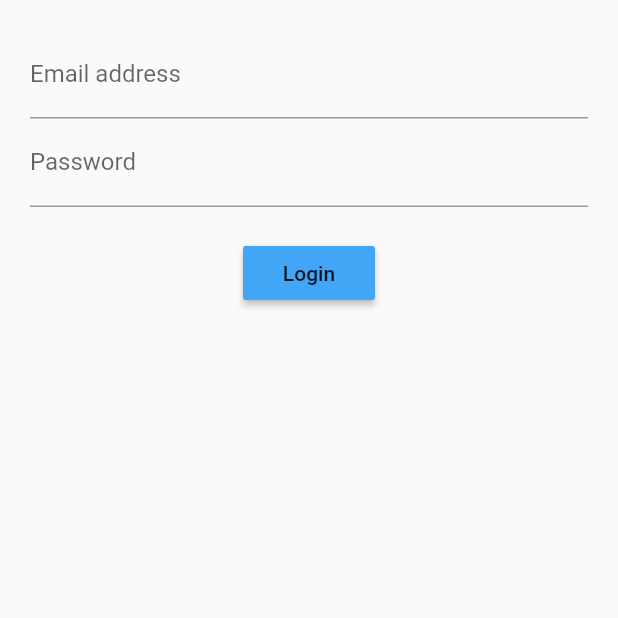
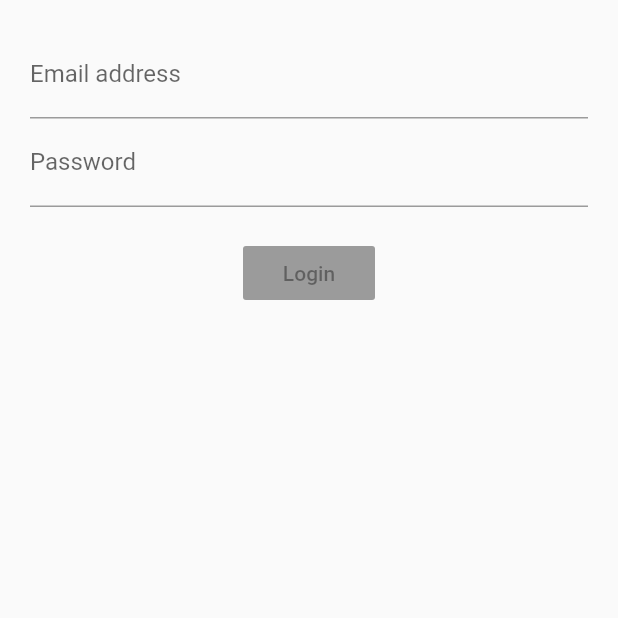
Before and after one commit to Laurenxo/Login-Bloc, a Flutter app: the screen it shows after launch, on a phone screen of 412 x 824 dp, the top half of it. Run offline on Flutter 3.47's test engine with Material 2 defaults, Android fonts, the phone set to English and light mode, and no system bars; our stand-ins replace rxdart.

Commit message:
Add rxDart

```diff
--- a/lib/src/blocs/bloc.dart
+++ b/lib/src/blocs/bloc.dart
@@ -1,9 +1,10 @@
 import 'dart:async';
 import 'validators.dart';
+import 'package:rxdart/rxdart.dart';
 
 class Bloc with Validators {
-  final _email = StreamController<String>();
-  final _password = StreamController<String>();
+  final _email = BehaviorSubject<String>();
+  final _password = BehaviorSubject<String>();
 
   // Add data to stream
   Function(String) get emailChange => _email.sink.add;
@@ -12,8 +13,16 @@ class Bloc with Validators {
   // Change data
   Stream<String> get email => _email.stream.transform(valiadteEmail);
   Stream<String> get password => _password.stream.transform(validatePassword);
+  Stream<bool> get submitValid => CombineLatestStream.combine2(email, password, (e, p) => true);
+  // Clean up controller
 
-  // Clean up controller
+  submit() {
+    final validEmail = _email.value;
+    final validPassword = _password.value;
+    print('Email is $validEmail');
+    print('Password is $validPassword');
+  }
+
   dispose() {
     _email.close();
     _password.close();
--- a/lib/src/screens/login_screen.dart
+++ b/lib/src/screens/login_screen.dart
@@ -3,7 +3,6 @@ import '../blocs/bloc.dart';
 import '../blocs/provider.dart';
 
 class LoginScreen extends StatelessWidget {
-
   @override
   Widget build(BuildContext context) {
     final bloc = Provider.of(context);
@@ -17,7 +16,7 @@ class LoginScreen extends StatelessWidget {
           Container(
             margin: EdgeInsets.only(top: 20.0),
           ),
-          submitButton(),
+          submitButton(bloc),
         ],
       ),
     );
@@ -52,15 +51,18 @@ class LoginScreen extends StatelessWidget {
             ),
             onChanged: bloc.passwordChange,
           );
-      }
-    );
+        });
   }
 
-  Widget submitButton() {
+  Widget submitButton(Bloc bloc) {
+    return StreamBuilder(
+        stream: bloc.submitValid,
+        builder: (content, snapshot) {
           return RaisedButton(
-      onPressed: () => {},
+            onPressed: snapshot.hasData ? bloc.submit : null,
             child: Text('Login'),
             color: Colors.blue.shade400,
           );
+        });
   }
 }
--- a/pubspec.yaml
+++ b/pubspec.yaml
@@ -28,6 +28,7 @@ dependencies:
   # The following adds the Cupertino Icons font to your application.
   # Use with the CupertinoIcons class for iOS style icons.
   cupertino_icons: ^1.0.2
+  rxdart: ^0.27.2
 
 dev_dependencies:
   flutter_test:
```
Also changed, not shown: pubspec.lock, 1 other file. Lines whose indentation alone changed are shown as unchanged.
